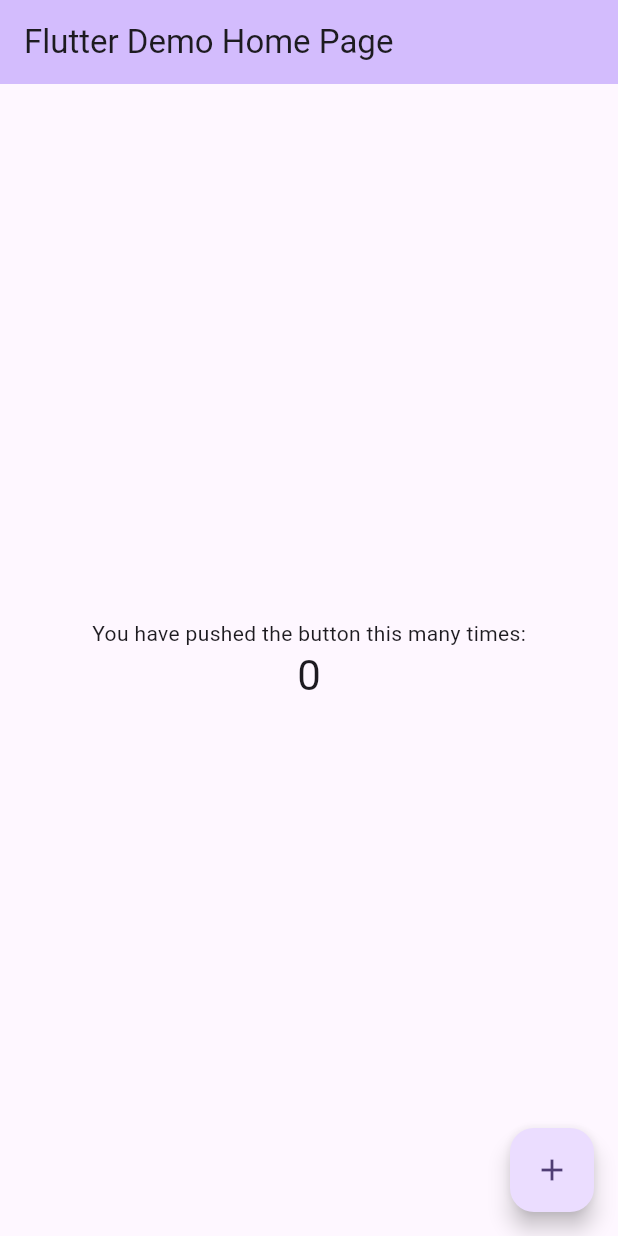
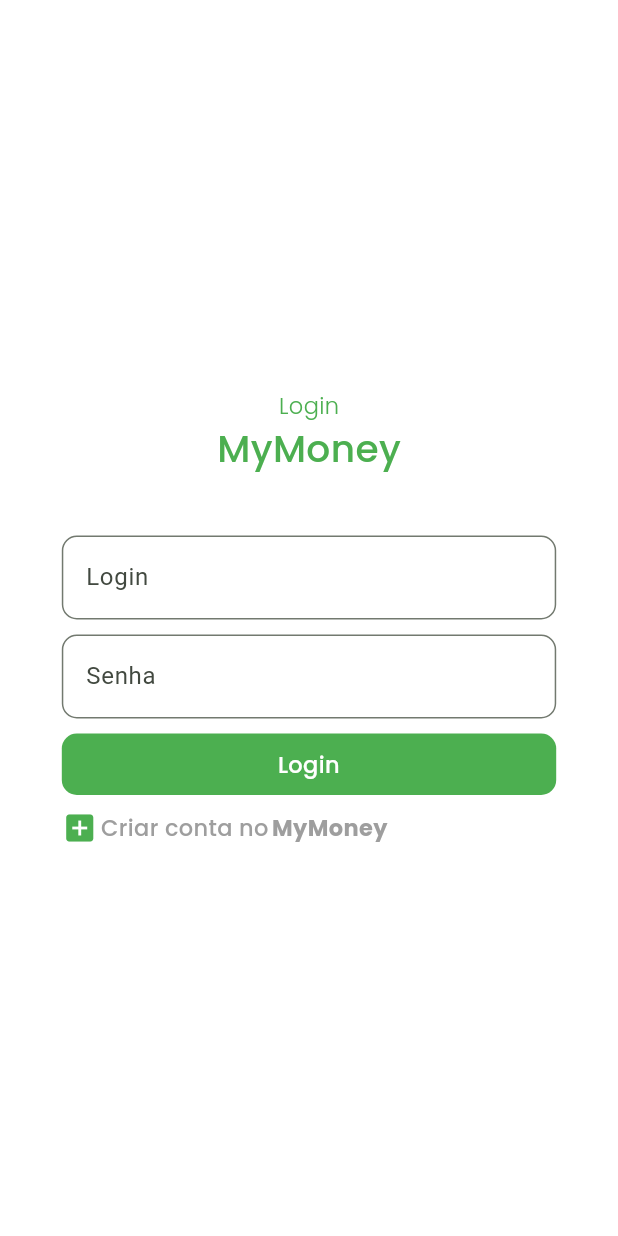
Before and after one commit to carlosabdoamaral/my-money, a Flutter app: the screen it shows after launch, on a phone screen of 412 x 824 dp. Run offline on Flutter 3.47's test engine with Material 3 defaults, Android fonts, the phone set to English and light mode, and no system bars; our stand-ins replace google_fonts.

Commit message:
Adding login view

```diff
--- a/mobile/lib/main.dart
+++ b/mobile/lib/main.dart
@@ -1,125 +1,49 @@
 import 'package:flutter/material.dart';
+import 'package:google_fonts/google_fonts.dart';
+import 'package:mobile/views/DashboardView.dart';
+import 'package:mobile/views/LoginView.dart';
 
 void main() {
-  runApp(const MyApp());
+  WidgetsFlutterBinding.ensureInitialized();
+  runApp(const MyMoney());
 }
 
-class MyApp extends StatelessWidget {
-  const MyApp({super.key});
+class MyMoney extends StatefulWidget {
+  const MyMoney({Key? key}) : super(key: key);
 
-  // This widget is the root of your application.
+  @override
+  State<MyMoney> createState() => _MyMoneyState();
+}
+
+class _MyMoneyState extends State<MyMoney> {
   @override
   Widget build(BuildContext context) {
     return MaterialApp(
-      title: 'Flutter Demo',
+      title: 'MyMoney',
+      debugShowCheckedModeBanner: false,
       theme: ThemeData(
-        // This is the theme of your application.
-        //
-        // TRY THIS: Try running your application with "flutter run". You'll see
-        // the application has a purple toolbar. Then, without quitting the app,
-        // try changing the seedColor in the colorScheme below to Colors.green
-        // and then invoke "hot reload" (save your changes or press the "hot
-        // reload" button in a Flutter-supported IDE, or press "r" if you used
-        // the command line to start the app).
-        //
-        // Notice that the counter didn't reset back to zero; the application
-        // state is not lost during the reload. To reset the state, use hot
-        // restart instead.
-        //
-        // This works for code too, not just values: Most code changes can be
-        // tested with just a hot reload.
-        colorScheme: ColorScheme.fromSeed(seedColor: Colors.deepPurple),
-        useMaterial3: true,
+        colorScheme: ColorScheme.fromSeed(seedColor: Colors.green),
+        inputDecorationTheme: const InputDecorationTheme(
+          border: OutlineInputBorder(
+            borderRadius: BorderRadius.all(
+              Radius.circular(10),
+            ),
+          ),
+        ),
+        scaffoldBackgroundColor: Colors.white,
+        appBarTheme: AppBarTheme(
+          foregroundColor: Colors.green,
+          backgroundColor: Colors.transparent,
+          titleTextStyle: GoogleFonts.poppins(
+            fontWeight: FontWeight.w300,
+            fontSize: 20,
+          ),
+        ),
+        textTheme: TextTheme(
+          titleLarge: GoogleFonts.poppins(),
+        ),
       ),
-      home: const MyHomePage(title: 'Flutter Demo Home Page'),
+      home: const LoginView(),
     );
   }
 }
-
-class MyHomePage extends StatefulWidget {
-  const MyHomePage({super.key, required this.title});
-
-  // This widget is the home page of your application. It is stateful, meaning
-  // that it has a State object (defined below) that contains fields that affect
-  // how it looks.
-
-  // This class is the configuration for the state. It holds the values (in this
-  // case the title) provided by the parent (in this case the App widget) and
-  // used by the build method of the State. Fields in a Widget subclass are
-  // always marked "final".
-
-  final String title;
-
-  @override
-  State<MyHomePage> createState() => _MyHomePageState();
-}
-
-class _MyHomePageState extends State<MyHomePage> {
-  int _counter = 0;
-
-  void _incrementCounter() {
-    setState(() {
-      // This call to setState tells the Flutter framework that something has
-      // changed in this State, which causes it to rerun the build method below
-      // so that the display can reflect the updated values. If we changed
-      // _counter without calling setState(), then the build method would not be
-      // called again, and so nothing would appear to happen.
-      _counter++;
-    });
-  }
-
-  @override
-  Widget build(BuildContext context) {
-    // This method is rerun every time setState is called, for instance as done
-    // by the _incrementCounter method above.
-    //
-    // The Flutter framework has been optimized to make rerunning build methods
-    // fast, so that you can just rebuild anything that needs updating rather
-    // than having to individually change instances of widgets.
-    return Scaffold(
-      appBar: AppBar(
-        // TRY THIS: Try changing the color here to a specific color (to
-        // Colors.amber, perhaps?) and trigger a hot reload to see the AppBar
-        // change color while the other colors stay the same.
-        backgroundColor: Theme.of(context).colorScheme.inversePrimary,
-        // Here we take the value from the MyHomePage object that was created by
-        // the App.build method, and use it to set our appbar title.
-        title: Text(widget.title),
-      ),
-      body: Center(
-        // Center is a layout widget. It takes a single child and positions it
-        // in the middle of the parent.
-        child: Column(
-          // Column is also a layout widget. It takes a list of children and
-          // arranges them vertically. By default, it sizes itself to fit its
-          // children horizontally, and tries to be as tall as its parent.
-          //
-          // Column has various properties to control how it sizes itself and
-          // how it positions its children. Here we use mainAxisAlignment to
-          // center the children vertically; the main axis here is the vertical
-          // axis because Columns are vertical (the cross axis would be
-          // horizontal).
-          //
-          // TRY THIS: Invoke "debug painting" (choose the "Toggle Debug Paint"
-          // action in the IDE, or press "p" in the console), to see the
-          // wireframe for each widget.
-          mainAxisAlignment: MainAxisAlignment.center,
-          children: <Widget>[
-            const Text(
-              'You have pushed the button this many times:',
-            ),
-            Text(
-              '$_counter',
-              style: Theme.of(context).textTheme.headlineMedium,
-            ),
-          ],
-        ),
-      ),
-      floatingActionButton: FloatingActionButton(
-        onPressed: _incrementCounter,
-        tooltip: 'Increment',
-        child: const Icon(Icons.add),
-      ), // This trailing comma makes auto-formatting nicer for build methods.
-    );
-  }
-}
--- /dev/null
+++ b/mobile/lib/views/DashboardView.dart
@@ -0,0 +1,15 @@
+import 'package:flutter/material.dart';
+
+class DashboardView extends StatefulWidget {
+  const DashboardView({super.key});
+
+  @override
+  State<DashboardView> createState() => _DashboardViewState();
+}
+
+class _DashboardViewState extends State<DashboardView> {
+  @override
+  Widget build(BuildContext context) {
+    return const Placeholder();
+  }
+}
--- /dev/null
+++ b/mobile/lib/views/LoginView.dart
@@ -0,0 +1,116 @@
+import 'package:flutter/cupertino.dart';
+import 'package:flutter/material.dart';
+import 'package:flutter/widgets.dart';
+import 'package:google_fonts/google_fonts.dart';
+
+class LoginView extends StatefulWidget {
+  const LoginView({super.key});
+
+  @override
+  State<LoginView> createState() => _LoginViewState();
+}
+
+class _LoginViewState extends State<LoginView> {
+  @override
+  Widget build(BuildContext context) {
+    return Scaffold(
+      body: SafeArea(
+        child: Center(
+          child: SizedBox(
+            width: MediaQuery.of(context).size.width * 0.8,
+            child: Column(
+              mainAxisAlignment: MainAxisAlignment.center,
+              children: [
+                Text(
+                  "Login",
+                  style: GoogleFonts.poppins(
+                    fontSize: 15,
+                    fontWeight: FontWeight.w300,
+                    color: Colors.green,
+                  ),
+                ),
+                Text(
+                  "MyMoney",
+                  style: GoogleFonts.poppins(
+                    fontSize: 25,
+                    fontWeight: FontWeight.w500,
+                    color: Colors.green,
+                  ),
+                ),
+                const SizedBox(height: 40),
+                TextField(
+                  decoration: InputDecoration(
+                    hintText: 'Login',
+                  ),
+                ),
+                const SizedBox(height: 10),
+                TextField(
+                  decoration: InputDecoration(
+                    hintText: 'Senha',
+                  ),
+                ),
+                const SizedBox(height: 10),
+                GestureDetector(
+                  onTap: () {},
+                  child: Container(
+                    width: double.infinity,
+                    padding: const EdgeInsets.all(10),
+                    decoration: BoxDecoration(
+                      color: Colors.green,
+                      borderRadius: BorderRadius.circular(10),
+                    ),
+                    child: Text(
+                      'Login',
+                      textAlign: TextAlign.center,
+                      style: GoogleFonts.poppins(
+                        fontSize: 15,
+                        fontWeight: FontWeight.w500,
+                        color: Colors.white,
+                      ),
+                    ),
+                  ),
+                ),
+                const SizedBox(height: 10),
+                SizedBox(
+                  width: double.infinity,
+                  child: GestureDetector(
+                      onTap: () {
+                        print("Redirecionar para criar conta");
+                      },
+                      child: Center(
+                        child: Row(
+                          children: [
+                            Icon(
+                              Icons.add_box,
+                              color: Colors.green,
+                            ),
+                            Text(
+                              'Criar conta no ',
+                              textAlign: TextAlign.center,
+                              style: GoogleFonts.poppins(
+                                fontSize: 15,
+                                fontWeight: FontWeight.w500,
+                                color: Colors.grey,
+                              ),
+                            ),
+                            Text(
+                              "MyMoney",
+                              textAlign: TextAlign.center,
+                              style: GoogleFonts.poppins(
+                                fontSize: 15,
+                                fontWeight: FontWeight.w700,
+                                color: Colors.grey,
+                              ),
+                            )
+                          ],
+                        ),
+                      )),
+                )
+              ],
+            ),
+          ),
+        ),
+      ),
+    );
+  }
+}
--- a/mobile/pubspec.yaml
+++ b/mobile/pubspec.yaml
@@ -35,6 +35,7 @@ dependencies:
   # The following adds the Cupertino Icons font to your application.
   # Use with the CupertinoIcons class for iOS style icons.
   cupertino_icons: ^1.0.6
+  google_fonts: ^6.2.1
 
 dev_dependencies:
   flutter_test:
```
Also changed, not shown: mobile/lib/views/HistoricView.dart (added), mobile/lib/views/SignUpView.dart (added), mobile/lib/widgets/AddTransactionModal.dart (added), mobile/pubspec.lock, 10 other files.
